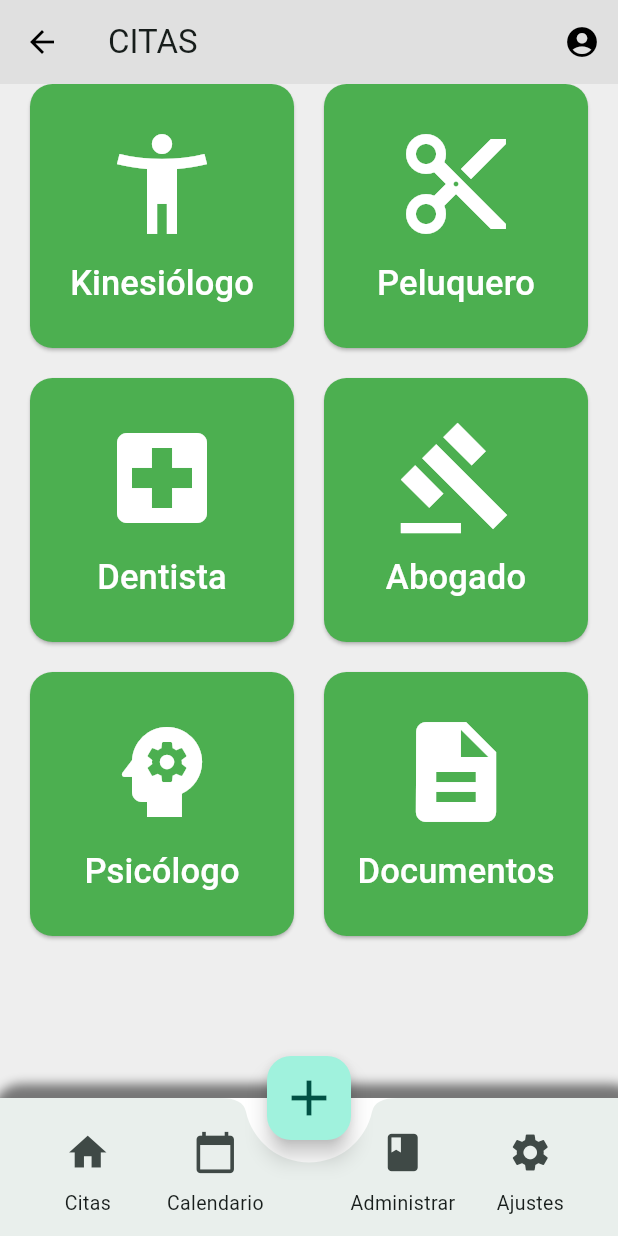
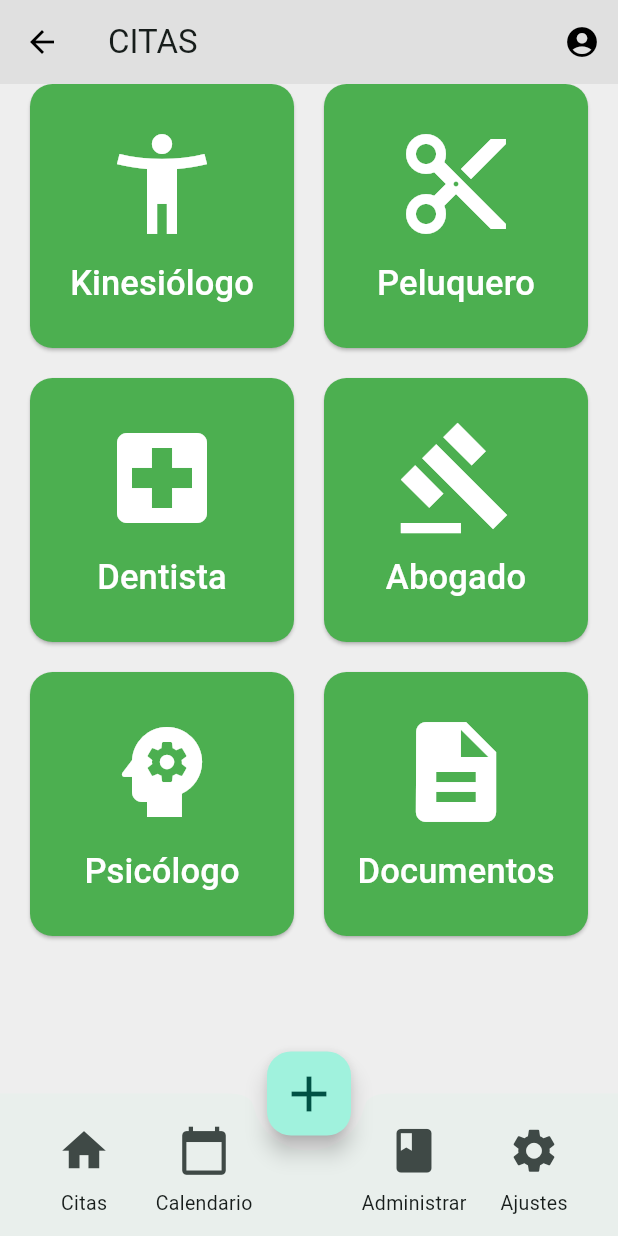
Before and after one commit to sebas-tian18/APP-Agenda-Mayor, a Flutter app: the HomeScreen screen opened directly, after a tap on the "home" icon, on a phone screen of 412 x 824 dp. Run offline on Flutter 3.47's test engine with Material 3 defaults, Android fonts, the phone set to English and light mode, and no system bars; our stand-ins replace dio.

Commit message:
arreglo de contenedor del lgin y tamaño de fuente en citas

```diff
--- a/mobile/lib/screens/home_screen.dart
+++ b/mobile/lib/screens/home_screen.dart
@@ -44,27 +44,11 @@ class HomeScreen extends StatelessWidget {
           ],
         ),
       ),
-      bottomNavigationBar: Container(
-        decoration: BoxDecoration(
-          color: Colors.white,
-          borderRadius: BorderRadius.only(
-            topLeft: Radius.circular(20),
-            topRight: Radius.circular(20),
-          ),
-          boxShadow: [
-            BoxShadow(
-              offset: const Offset(5, 1),
-              blurRadius: 5,
-              spreadRadius: 10,
-              color: Colors.black.withOpacity(.5),
-            ),
-          ],
-        ),
-        child: SizedBox(
-          height: 92,
+      bottomNavigationBar: SizedBox(
+        height: 95,
         child: BottomAppBar(
           shape: CircularNotchedRectangle(),
-            notchMargin: 15.0,
+          notchMargin: 10.0,
           child: Row(
             mainAxisAlignment: MainAxisAlignment.spaceAround,
             children: [
@@ -73,8 +57,13 @@ class HomeScreen extends StatelessWidget {
                   mainAxisSize: MainAxisSize.min,
                   children: [
                     IconButton(
-                        icon: Icon(Icons.home, size: 30),
-                        onPressed: () {},
+                      icon: Icon(Icons.home, size: 35),
+                      onPressed: () {
+                        Navigator.push(
+                          context,
+                          MaterialPageRoute(builder: (context) => HomeScreen()),
+                        );
+                      },
                     ),
                     Text('Citas', style: TextStyle(fontSize: 13)),
                   ],
@@ -85,21 +74,33 @@ class HomeScreen extends StatelessWidget {
                   mainAxisSize: MainAxisSize.min,
                   children: [
                     IconButton(
-                        icon: Icon(Icons.calendar_today, size: 30),
-                        onPressed: () {},
+                      icon: Icon(Icons.calendar_today, size: 35),
+                      onPressed: () {
+                        // Navigator.push(
+                        //   context,
+                        //   MaterialPageRoute(
+                        //       builder: (context) => CalendarioScreen()),
+                        // );
+                      },
                     ),
                     Text('Calendario', style: TextStyle(fontSize: 13)),
                   ],
                 ),
               ),
-                SizedBox(width: 40), // espacio para el FAB
+              SizedBox(width: 60), // Espacio para el FAB
               Expanded(
                 child: Column(
                   mainAxisSize: MainAxisSize.min,
                   children: [
                     IconButton(
-                        icon: Icon(Icons.book, size: 30),
-                        onPressed: () {},
+                      icon: Icon(Icons.book, size: 35),
+                      onPressed: () {
+                        // Navigator.push(
+                        //   context,
+                        //   MaterialPageRoute(
+                        //       builder: (context) => AdministrarScreen()),
+                        // );
+                      },
                     ),
                     Text('Administrar', style: TextStyle(fontSize: 13)),
                   ],
@@ -110,15 +111,20 @@ class HomeScreen extends StatelessWidget {
                   mainAxisSize: MainAxisSize.min,
                   children: [
                     IconButton(
-                        icon: Icon(Icons.settings, size: 30),
-                        onPressed: () {},
+                      icon: Icon(Icons.settings, size: 35),
+                      onPressed: () {
+                        // Navigator.push(
+                        //   context,
+                        //   MaterialPageRoute(
+                        //       builder: (context) => AjustesScreen()),
+                        // );
+                      },
                     ),
                     Text('Ajustes', style: TextStyle(fontSize: 13)),
                   ],
                 ),
               ),
             ],
-            ),
           ),
         ),
       ),
--- a/mobile/lib/screens/login_screen.dart
+++ b/mobile/lib/screens/login_screen.dart
@@ -62,6 +62,7 @@ class LoginScreenState extends State<LoginScreen> {
   @override
   Widget build(BuildContext context) {
     return Scaffold(
+      resizeToAvoidBottomInset: false,
       body: Stack(
         children: [
           Column(
```
Lines whose indentation alone changed are shown as unchanged.
